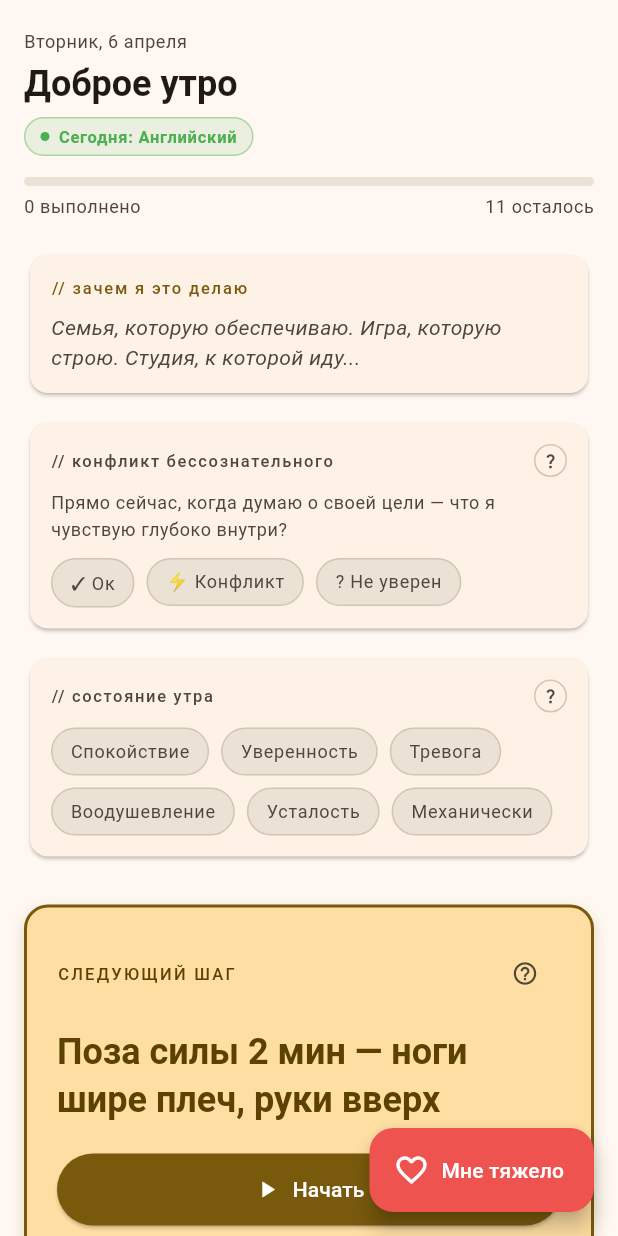
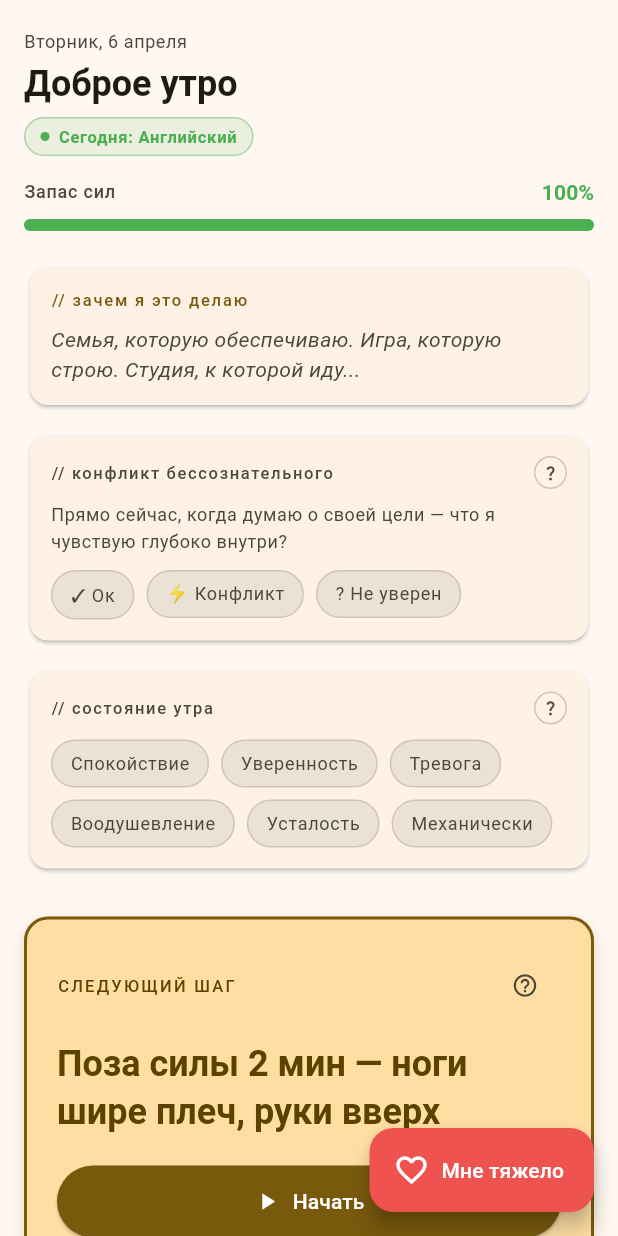
Before and after one commit to AndyLorets/Moy_Den_Flutter, a Flutter app: the DashboardScreen screen opened directly, on a phone screen of 412 x 824 dp. Run offline on Flutter 3.47's test engine with Material 3 defaults, Android fonts, the phone set to English and light mode, and no system bars; our stand-ins replace flutter_local_notifications, shared_preferences; accounts and stored records are empty.

Commit message:
feat: implement adaptive energy bar and contextual completion buttons
• Визуализация энергии: На главном экране теперь есть живой прогресс-бар («Запас сил»), который меняет цвет.
• Адаптивный UX: На экране завершения задачи кнопки теперь меняются местами и стилем в зависимости от того, устал пользователь или полон сил.
• Интеграция сервисов: Мы связали EnergyService с реальными экранами.

```diff
--- a/lib/screens/dashboard_screen.dart
+++ b/lib/screens/dashboard_screen.dart
@@ -4,6 +4,8 @@ import '../constants/strings.dart';
 import '../widgets/tip_sheet.dart';
 import 'overview_screen.dart';
 import 'focus_mode_screen.dart';
+import '../services/energy_service.dart';
+import '../models/task.dart';
 
 // Фаза дня
 enum DayPhase { morning, day, evening }
@@ -80,6 +82,27 @@ class _DashboardScreenState extends State<DashboardScreen> {
     return null;
   }
 
+  // Собираем все задачи для расчета энергии
+  List<Task> get _allTasksForEnergy {
+    final items = [
+      ..._ds.adaptedMorningTasks,
+      ..._ds.adaptedDayTasks,
+      ..._ds.eveningTasks
+    ];
+    return items
+        .map((t) => Task(
+              id: t.id,
+              title: t.text,
+              phase: Phase.day, // Заглушка, так как TaskItem не хранит фазу
+              priority: Priority.P1,
+              energyCost:
+                  15, // Базовая стоимость (пока не мигрировали DataService)
+              tags: [],
+              isCompleted: _ds.isTaskDone(t.id),
+            ))
+        .toList();
+  }
+
   void _refresh() => setState(() {});
 
   void _showTip(String key) {
@@ -90,13 +113,14 @@ class _DashboardScreenState extends State<DashboardScreen> {
 
   @override
   Widget build(BuildContext context) {
+    final energyService = EnergyService.instance;
     final study = _ds.todayStudy;
-    final completed = _ds.completedCount;
-    final total = _ds.totalCount;
     final next = _nextTask;
     final streak = _ds.streak;
     final phase = _phase;
     final state = _ds.morningState;
+
+    final energyPercent = energyService.getEnergyPercent(_allTasksForEnergy);
 
     return Scaffold(
       body: SafeArea(
@@ -108,7 +132,7 @@ class _DashboardScreenState extends State<DashboardScreen> {
             const SizedBox(height: 14),
 
             // ── Прогресс ───────────────────────────────────
-            _ProgressBar(completed: completed, total: total),
+            _EnergyBar(percent: energyPercent),
             const SizedBox(height: 20),
 
             // ── Баннер адаптации ───────────────────────────
@@ -414,39 +438,42 @@ class _StudyBadge extends StatelessWidget {
   }
 }
 
-// ── Прогресс бар ─────────────────────────────────────────────
-class _ProgressBar extends StatelessWidget {
-  final int completed;
-  final int total;
-  const _ProgressBar({required this.completed, required this.total});
+// ── Энерджи бар ──────────────────────────────────────────────
+class _EnergyBar extends StatelessWidget {
+  final double percent;
+  const _EnergyBar({required this.percent});
 
   @override
   Widget build(BuildContext context) {
     final theme = Theme.of(context);
-    final progress = total > 0 ? completed / total : 0.0;
+    final energyService = EnergyService.instance;
+
+    final colorValue = energyService.getEnergyColor(percent);
+    final color = Color(colorValue is int ? colorValue : 0xFF4CAF50);
+
     return Column(
       crossAxisAlignment: CrossAxisAlignment.start,
       children: [
+        Row(
+          mainAxisAlignment: MainAxisAlignment.spaceBetween,
+          children: [
+            Text('Запас сил',
+                style: theme.textTheme.labelMedium
+                    ?.copyWith(color: theme.colorScheme.onSurfaceVariant)),
+            Text('${(percent * 100).toInt()}%',
+                style: theme.textTheme.labelLarge
+                    ?.copyWith(color: color, fontWeight: FontWeight.bold)),
+          ],
+        ),
+        const SizedBox(height: 8),
         ClipRRect(
           borderRadius: BorderRadius.circular(4),
           child: LinearProgressIndicator(
-            value: progress,
-            minHeight: 6,
+            value: percent,
+            minHeight: 8,
             backgroundColor: theme.colorScheme.surfaceContainerHighest,
-            valueColor: AlwaysStoppedAnimation(theme.colorScheme.primary),
+            valueColor: AlwaysStoppedAnimation(color),
           ),
-        ),
-        const SizedBox(height: 6),
-        Row(
-          mainAxisAlignment: MainAxisAlignment.spaceBetween,
-          children: [
-            Text('$completed выполнено',
-                style: theme.textTheme.bodySmall
-                    ?.copyWith(color: theme.colorScheme.onSurfaceVariant)),
-            Text('${total - completed} осталось',
-                style: theme.textTheme.bodySmall
-                    ?.copyWith(color: theme.colorScheme.onSurfaceVariant)),
-          ],
         ),
       ],
     );
```
Also changed, not shown: lib/screens/focus_mode_screen.dart (+69 -11 lines), 1 other file.
